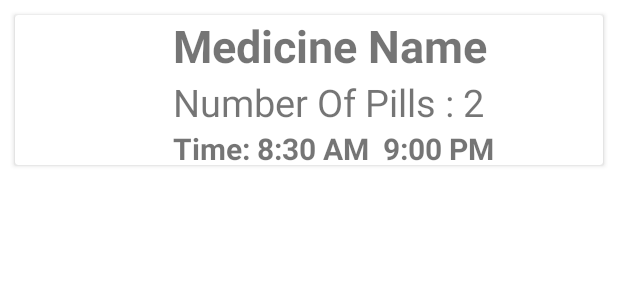
After one commit to adiurs2002/Symp2, an Android app: the layout medicine_info.xml on its own in the app's theme, with its tools: preview values and no code run, on a phone screen of 412 x 824 dp. The commit adds this screen. Shown: the top 300 px of the screen. Run offline under Robolectric (Android 15) with nearby library versions, the phone set to English and light mode, and no system bars.

Commit message:
recycler View

```diff
--- /dev/null
+++ b/app/src/main/java/com/example/symp2/Adapter/MedicinAdapter.java
@@ -0,0 +1,34 @@
+package com.example.symp2.Adapter;
+
+import android.view.View;
+import android.view.ViewGroup;
+
+import androidx.annotation.NonNull;
+import androidx.recyclerview.widget.RecyclerView;
+
+public class MedicinAdapter extends RecyclerView.Adapter<MedicinAdapter.ViewHolder> {
+
+
+    @NonNull
+    @Override
+    public MedicinAdapter.ViewHolder onCreateViewHolder(@NonNull ViewGroup parent, int viewType) {
+
+        return null;
+    }
+
+    @Override
+    public void onBindViewHolder(@NonNull MedicinAdapter.ViewHolder holder, int position) {
+
+    }
+
+    @Override
+    public int getItemCount() {
+        return 0;
+    }
+
+    public static class ViewHolder extends  RecyclerView.ViewHolder {
+        public ViewHolder(@NonNull View itemView) {
+            super(itemView);
+        }
+    }
+}
--- a/app/src/main/res/layout/fragment_home.xml
+++ b/app/src/main/res/layout/fragment_home.xml
@@ -76,6 +76,7 @@
     android:layout_alignParentBottom="true"
     android:layout_alignParentRight="true"
     android:src="@drawable/ic_baseline_add_24"
+    app:fabCustomSize="50dp"
     android:layout_margin="30dp"
     />
 
--- /dev/null
+++ b/app/src/main/res/layout/medicine_info.xml
@@ -0,0 +1,59 @@
+<?xml version="1.0" encoding="utf-8"?>
+<androidx.cardview.widget.CardView xmlns:android="http://schemas.android.com/apk/res/android"
+    android:layout_width="match_parent" android:layout_height="wrap_content"
+    android:layout_margin="10dp"
+    >
+    <RelativeLayout
+        android:layout_width="match_parent"
+        android:layout_height="wrap_content">
+
+
+        <LinearLayout
+            android:layout_width="match_parent"
+            android:layout_height="wrap_content"
+            android:orientation="horizontal"
+            >
+
+            <ImageView
+                android:layout_width="100dp"
+                android:layout_height="100dp"
+                android:id="@+id/medphoto"
+                />
+            <RelativeLayout
+                android:layout_width="match_parent"
+                android:layout_height="match_parent"
+                android:layout_marginLeft="5dp"
+                >
+
+                <TextView
+                    android:layout_width="wrap_content"
+                    android:layout_height="wrap_content"
+                    android:id="@+id/medicine_name"
+                    android:text="Medicine Name"
+                    android:textStyle="bold"
+                    android:textSize="30dp"
+                    />
+                <TextView
+                    android:layout_width="wrap_content"
+                    android:layout_height="wrap_content"
+                    android:layout_below="@id/medicine_name"
+                    android:textSize="25dp"
+                    android:text="Number Of Pills : 2"
+                    android:id="@+id/no_of_pills"
+                    />
+                <TextView
+                    android:layout_width="wrap_content"
+                    android:layout_height="wrap_content"
+                    android:layout_below="@id/no_of_pills"
+                    android:text="Time: 8:30 AM  9:00 PM"
+                    android:textStyle="bold"
+                    android:textSize="20dp"
+                    />
+
+            </RelativeLayout>
+
+        </LinearLayout>
+
+    </RelativeLayout>
+
+</androidx.cardview.widget.CardView>
```
